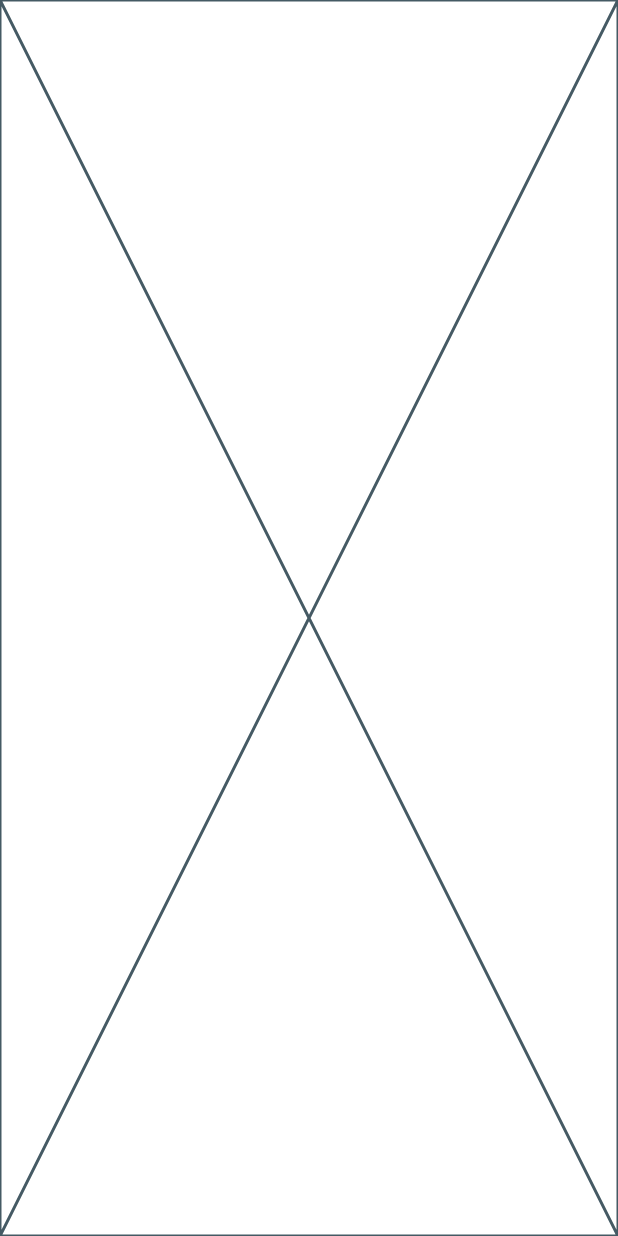
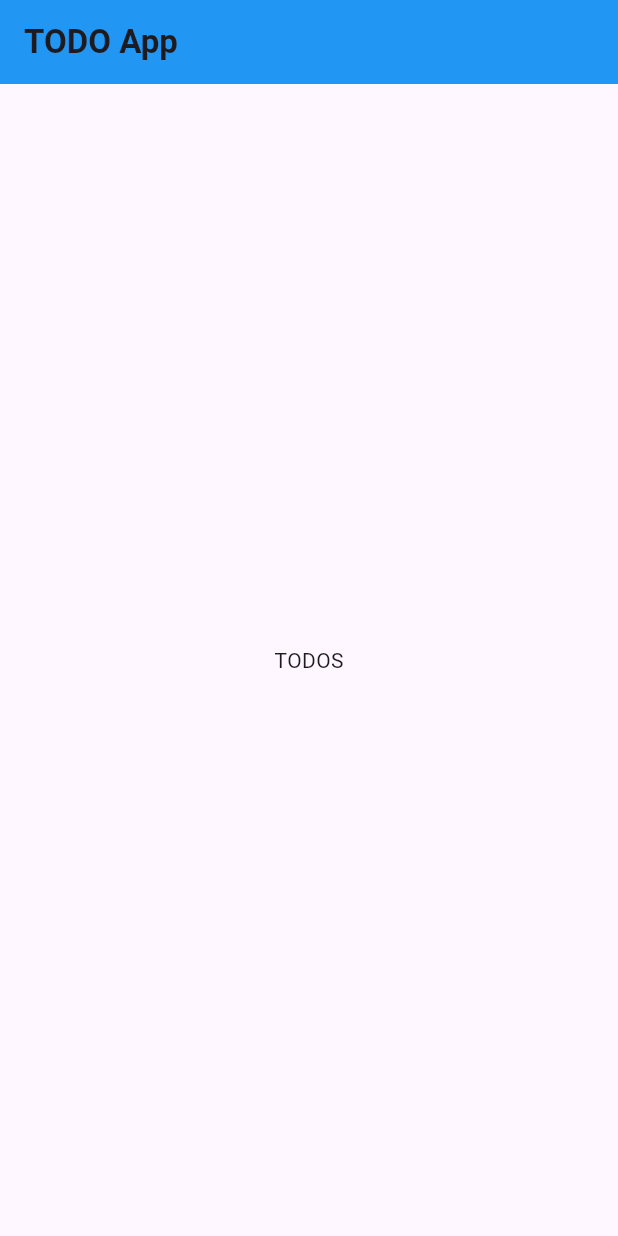
Before and after one commit to LukaszWalencik/todo_cubit, a Flutter app: the screen it shows after launch, on a phone screen of 412 x 824 dp. Run offline on Flutter 3.47's test engine with Material 2 defaults, Android fonts, the phone set to English and light mode, and no system bars.

Commit message:
Remove MyHomePage and create simple TodoPage

```diff
--- a/lib/main.dart
+++ b/lib/main.dart
@@ -1,4 +1,5 @@
 import 'package:flutter/material.dart';
+import 'package:todo_cubit/pages/todos_page.dart';
 
 void main() {
   runApp(const MyApp());
@@ -11,21 +12,13 @@ class MyApp extends StatelessWidget {
   @override
   Widget build(BuildContext context) {
     return MaterialApp(
-      title: 'Todo Cubit',
+      debugShowCheckedModeBanner: false,
+      title: 'TODO',
       theme: ThemeData(
         colorScheme: ColorScheme.fromSeed(seedColor: Colors.deepPurple),
         useMaterial3: true,
       ),
-      home: const MyHomePage(),
+      home: const TodoPage(),
     );
   }
 }
-
-class MyHomePage extends StatelessWidget {
-  const MyHomePage({super.key});
-
-  @override
-  Widget build(BuildContext context) {
-    return const Placeholder();
-  }
-}
--- /dev/null
+++ b/lib/pages/todos_page.dart
@@ -0,0 +1,21 @@
+import 'package:flutter/material.dart';
+
+class TodoPage extends StatelessWidget {
+  const TodoPage({super.key});
+
+  @override
+  Widget build(BuildContext context) {
+    return Scaffold(
+      appBar: AppBar(
+        backgroundColor: Colors.blue,
+        title: Text(
+          'TODO App',
+          style: TextStyle(fontWeight: FontWeight.bold),
+        ),
+      ),
+      body: Center(
+        child: Text('TODOS'),
+      ),
+    );
+  }
+}
```
